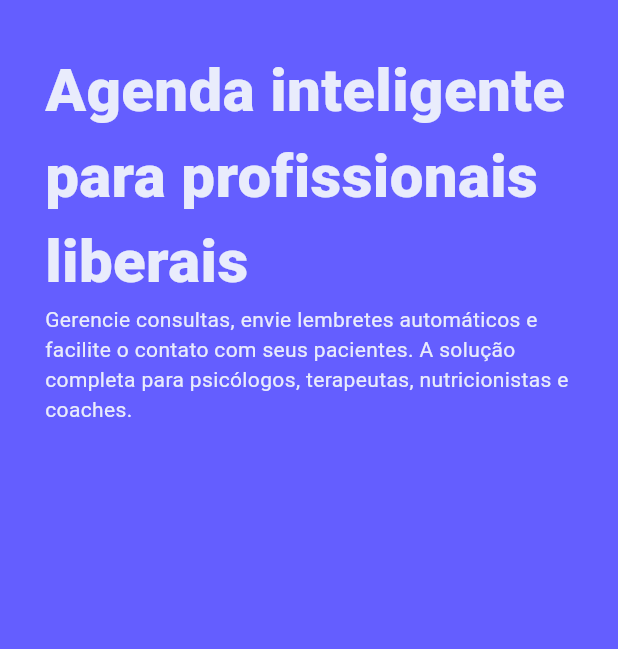
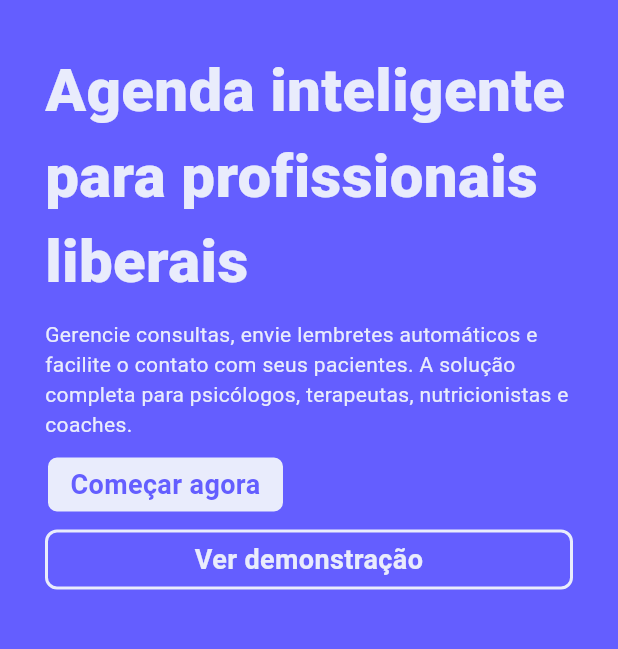
Before and after one commit to marrcoso/flutter_agenda_pro, a Flutter app: the screen it shows after launch, on a phone screen of 412 x 824 dp, the part 261-910 px from its top. Run offline on Flutter 3.47's test engine with Material 3 defaults, Android fonts, the phone set to English and light mode, and no system bars; our stand-ins replace phosphor_flutter.

Commit message:
Tela Home e adicionando models

```diff
--- a/lib/components/Button.dart
+++ b/lib/models/button_model.dart
@@ -1,17 +1,19 @@
 import 'package:flutter/material.dart';
 
-class Button extends StatelessWidget {
+class ButtonModel extends StatelessWidget {
   final String nome;
   final Color corBorda;
   final Color? corFundo;
   final Color corTexto;
+  final EdgeInsetsGeometry? buttonPadding;
 
-  const Button({
+  const ButtonModel({
     super.key,
     required this.nome,
     required this.corBorda,
     this.corFundo,
     required this.corTexto,
+    this.buttonPadding,
   });
 
   @override
@@ -24,13 +26,11 @@ class Button extends StatelessWidget {
           borderRadius: BorderRadius.circular(8),
           border: Border.all(color: corBorda, width: 2.0),
         ),
-        padding: EdgeInsetsGeometry.only(
-          left: 15,
-          right: 15,
-          top: 5,
-          bottom: 5,
-        ),
+        padding:
+            buttonPadding ??
+            EdgeInsetsGeometry.only(left: 15, right: 15, top: 5, bottom: 5),
         child: Text(
+          textAlign: TextAlign.center,
           nome,
           style: TextStyle(
             color: corTexto,
--- a/lib/pages/home.dart
+++ b/lib/pages/home.dart
@@ -1,5 +1,5 @@
 import 'package:flutter/material.dart';
-import 'package:flutter_agenda_pro/components/Button.dart';
+import 'package:flutter_agenda_pro/models/button_model.dart';
 import 'package:phosphor_flutter/phosphor_flutter.dart';
 
 class HomePage extends StatelessWidget {
@@ -26,13 +26,13 @@ class HomePage extends StatelessWidget {
                   child: Column(
                     crossAxisAlignment: CrossAxisAlignment.end,
                     children: [
-                      Button(
+                      ButtonModel(
                         nome: 'Login',
                         corBorda: Color(0xffE9ECFC),
                         corTexto: Color(0xffE9ECFC),
                       ),
                       SizedBox(height: 10),
-                      Button(
+                      ButtonModel(
                         nome: 'Iniciar Teste Grátis',
                         corFundo: Color(0xffE9ECFC),
                         corTexto: Color(0xff645EFF),
@@ -47,6 +47,7 @@ class HomePage extends StatelessWidget {
           Container(
             padding: EdgeInsets.only(left: 30, right: 30, top: 30),
             child: Column(
+              crossAxisAlignment: CrossAxisAlignment.start,
               children: [
                 Text(
                   'Agenda inteligente para profissionais liberais',
@@ -56,12 +57,30 @@ class HomePage extends StatelessWidget {
                     color: Color(0xffE9ECFC),
                   ),
                 ),
-                Text(
-                  'Gerencie consultas, envie lembretes automáticos e facilite o contato com seus pacientes. A solução completa para psicólogos, terapeutas, nutricionistas e coaches.',
-                  style: TextStyle(
-                    fontWeight: FontWeight.normal,
-                    fontSize: 14,
-                    color: Color(0xffE9ECFC),
+                Padding(
+                  padding: EdgeInsetsGeometry.symmetric(vertical: 10),
+                  child: Text(
+                    'Gerencie consultas, envie lembretes automáticos e facilite o contato com seus pacientes. A solução completa para psicólogos, terapeutas, nutricionistas e coaches.',
+                    style: TextStyle(
+                      fontWeight: FontWeight.normal,
+                      fontSize: 14,
+                      color: Color(0xffE9ECFC),
+                    ),
+                  ),
+                ),
+                ButtonModel(
+                  nome: 'Começar agora',
+                  corFundo: Color(0xffE9ECFC),
+                  corBorda: Color(0xff645EFF),
+                  corTexto: Color(0xff645EFF),
+                ),
+                SizedBox(height: 10),
+                SizedBox(
+                  width: double.infinity,
+                  child: ButtonModel(
+                    nome: 'Ver demonstração',
+                    corBorda: Color(0xffE9ECFC),
+                    corTexto: Color(0xffE9ECFC),
                   ),
                 ),
               ],
```
